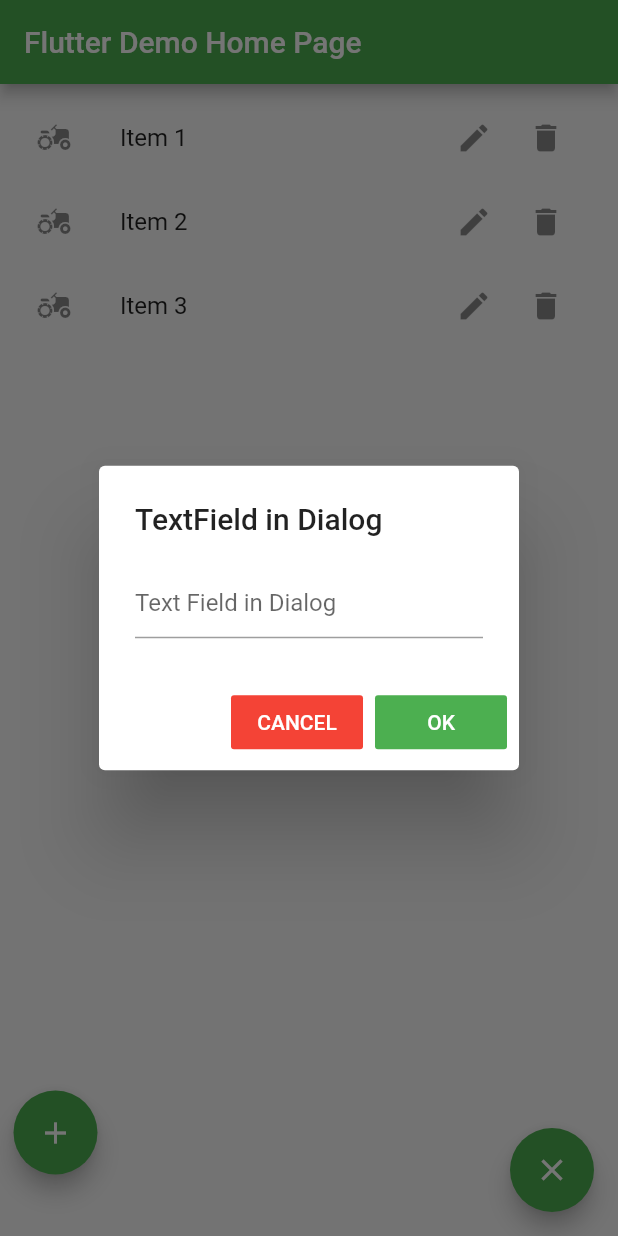
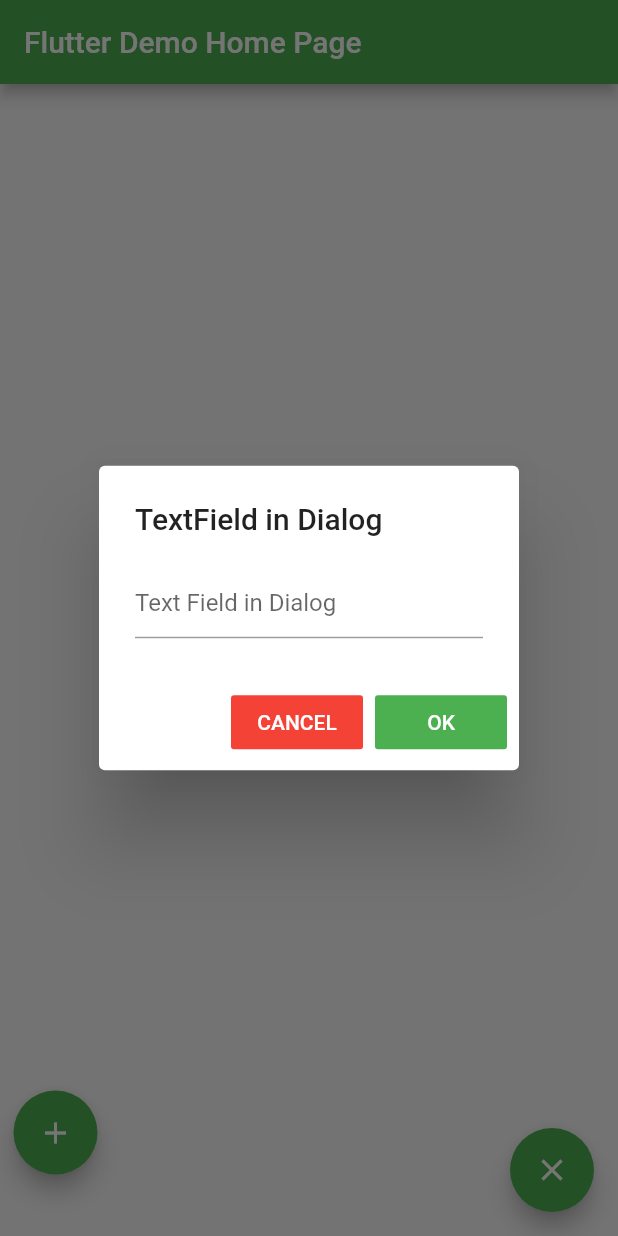
Before and after one commit to Mathieu-Dumont/flutterStart, a Flutter app: the screen it shows after launch, after a tap on the "add" icon, on a phone screen of 412 x 824 dp. Run offline on Flutter 3.47's test engine with Material 2 defaults, Android fonts, the phone set to English and light mode, and no system bars.

Commit message:
'ajout_librairie'

```diff
--- a/lib/main.dart
+++ b/lib/main.dart
@@ -1,8 +1,13 @@
+import 'package:firstapp/providers/TodoListModel.dart';
 import 'package:flutter/gestures.dart';
 import 'package:flutter/material.dart';
+import 'package:provider/provider.dart';
 
 void main() {
-  runApp(const MyApp());
+  runApp(ChangeNotifierProvider(create: (context)=> TodoListModel(),
+      child: const MyApp(),
+    )
+  );
 }
 
 class MyApp extends StatelessWidget {
@@ -49,23 +54,9 @@ class MyHomePage extends StatefulWidget {
 }
 
 class _MyHomePageState extends State<MyHomePage> {
-  int _counter = 0;
-  List<String> todoItems = ['Item 1', 'Item 2', 'Item 3'];  //List.empty(growable: true);
   String codeDialog = '';
   String valueText = '';
 
-
-  void _incrementCounter() {
-    setState(() {
-      // This call to setState tells the Flutter framework that something has
-      // changed in this State, which causes it to rerun the build method below
-      // so that the display can reflect the updated values. If we changed
-      // _counter without calling setState(), then the build method would not be
-      // called again, and so nothing would appear to happen.
-      _counter++;
-      _displayTextInputDialog();
-    });
-  }
 
 
   Future<void> _displayTextInputDialog([int index=-1]) async {
@@ -74,15 +65,17 @@ class _MyHomePageState extends State<MyHomePage> {
         builder: (context) {
           return AlertDialog(
             title: Text('TextField in Dialog'),
-            content: TextFormField(
-              initialValue: (index==-1)?'':todoItems[index],
+            content: Consumer<TodoListModel>(builder: (context, todoList, child){
+              return TextFormField(
+                initialValue: (index==-1)?'':todoList.todo[index],
                 onChanged: (value) {
                   setState(() {
                     valueText = value;
                   });
                 },
                 decoration: InputDecoration(hintText: "Text Field in Dialog"),
-            ),
+              );
+            }),
             actions: <Widget>[
               FlatButton(
                 color: Colors.red,
@@ -94,7 +87,8 @@ class _MyHomePageState extends State<MyHomePage> {
                   });
                 },
               ),
-              FlatButton(
+              Consumer<TodoListModel>(builder: (context, todoList, child){
+                return FlatButton(
                   color: Colors.green,
                   textColor: Colors.white,
                   child: Text('OK'),
@@ -102,13 +96,15 @@ class _MyHomePageState extends State<MyHomePage> {
                     setState(() {
                       codeDialog = valueText;
                       if(codeDialog.isNotEmpty){
-                      todoItems.add(codeDialog);
+                        todoList.addItem(codeDialog);
                       }
                       Navigator.pop(context);
                     });
                   },
+                );
+              }
+
             ),
-
             ],
 
           );
@@ -134,16 +130,18 @@ class _MyHomePageState extends State<MyHomePage> {
         ),
         body:
 
-              ListView.builder(
+              Consumer<TodoListModel>(builder:(context, todolist, child){
+                List<String> todos=todolist.todo;
+                return ListView.builder(
 
                     padding: const EdgeInsets.all(8),
-                  itemCount: todoItems.length,
+                    itemCount: todos.length,
                     itemBuilder: (BuildContext context, int index) {
                       // access element from list using index
                       // you can create and return a widget of your choice
                       return ListTile(
                           leading: Icon(Icons.agriculture),
-                      title: Text('${todoItems[index]}'),
+                          title: Text('${todos[index]}'),
                           dense: false,
                           trailing:Row( mainAxisSize: MainAxisSize.min,
                             children: <Widget>[
@@ -156,9 +154,7 @@ class _MyHomePageState extends State<MyHomePage> {
                               IconButton(
                                 icon: Icon(Icons.delete),
                                 onPressed:(){
-                              setState(() {
-                                todoItems.removeAt(index);
-                              });
+                                  todolist.remove(index);
 
                                 },
                               ),
@@ -166,7 +162,8 @@ class _MyHomePageState extends State<MyHomePage> {
                           )
                       );
                     }
-              ),
+                );
+              }),
 
         floatingActionButton: Stack(children: <Widget>[
           Align(
@@ -174,7 +171,7 @@ class _MyHomePageState extends State<MyHomePage> {
             child: Padding(
               padding: EdgeInsets.all(25),
               child: FloatingActionButton(
-                onPressed: _incrementCounter,
+                onPressed: _displayTextInputDialog,
                 tooltip: 'Increment',
                 child: const Icon(Icons.add),
               ),
@@ -182,11 +179,13 @@ class _MyHomePageState extends State<MyHomePage> {
           ),
           Align(
               alignment: Alignment.bottomRight,
-              child: FloatingActionButton(
+              child: Consumer<TodoListModel>(builder:(context, todoList, child){
+                return FloatingActionButton(
                 child: const Icon(Icons.clear),
                   onPressed: () {
                     setState(() {
-                      todoItems.clear();
+                      todoList.clear();
+                    });
                   });
               })),
         ]));
--- /dev/null
+++ b/lib/providers/TodoListModel.dart
@@ -0,0 +1,24 @@
+import 'package:flutter/widgets.dart';
+
+class TodoListModel extends ChangeNotifier{
+  List<String> _todos= List.empty(growable: true);
+
+  get todo{
+    return _todos;
+  }
+
+  addItem(String item){
+    _todos.add(item);
+    notifyListeners();
+  }
+
+  remove(int index){
+    _todos.removeAt(index);
+    notifyListeners();
+  }
+
+  clear(){
+    _todos.clear();
+    notifyListeners();
+  }
+}
--- a/pubspec.yaml
+++ b/pubspec.yaml
@@ -29,6 +29,7 @@ environment:
 dependencies:
   flutter:
     sdk: flutter
+  provider: ^6.0.2
 
 
   # The following adds the Cupertino Icons font to your application.
```
Also changed, not shown: pubspec.lock. Lines whose indentation alone changed are shown as unchanged.
